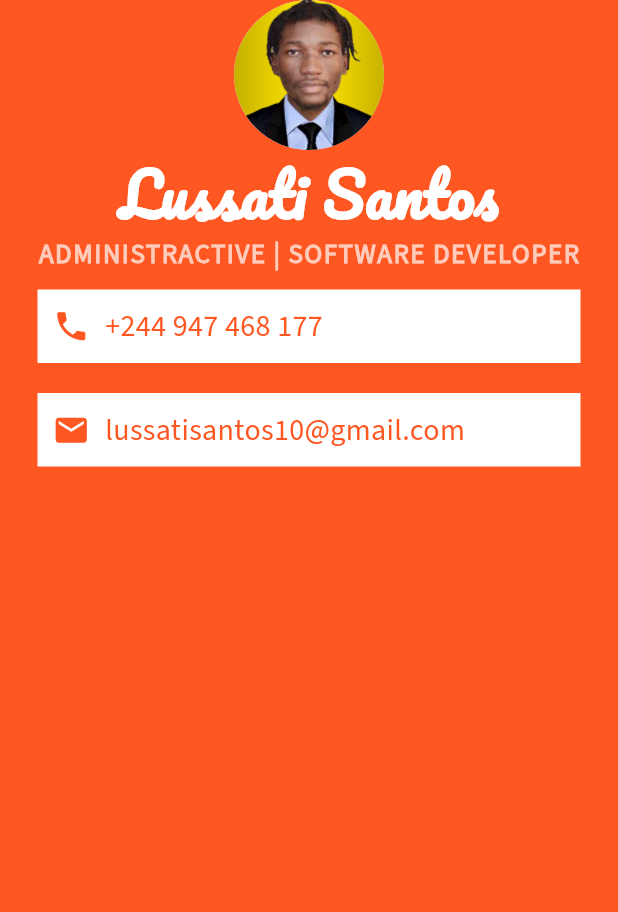
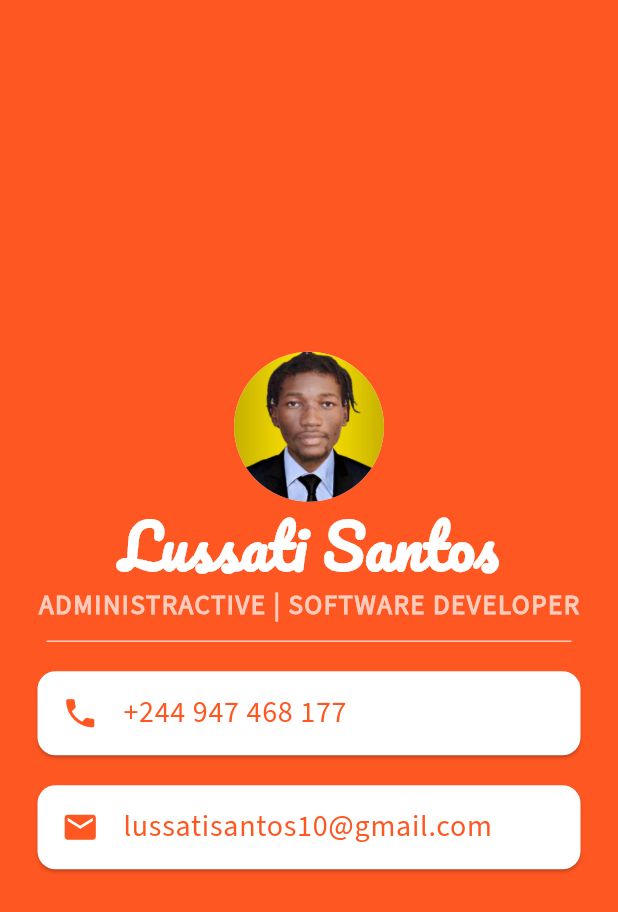
Before and after one commit to lussatisantos/my_card, a Flutter app: the screen it shows after launch, on a phone screen of 412 x 824 dp. Shown: the top 912 px of the screen. Run offline on Flutter 3.47's test engine with Material 3 defaults, Android fonts, the phone set to English and light mode, and no system bars.

```diff
--- a/lib/main.dart
+++ b/lib/main.dart
@@ -12,6 +12,7 @@ class MyApp extends StatelessWidget {
         backgroundColor: Colors.deepOrange,
         body: SafeArea(
           child: Column(
+            mainAxisAlignment: MainAxisAlignment.center,
             children: <Widget>[
               CircleAvatar(
                 backgroundImage: AssetImage('imgs/profile.png'),
@@ -36,56 +37,51 @@ class MyApp extends StatelessWidget {
                   letterSpacing: 1.0,
                 ),
               ),
-              Container(
+              SizedBox(
+                height: 20.0,
+                width: 350.0,
+                child: Divider(
+                  color: Colors.deepOrange.shade100,
+                ),
+              ),
+              Card(
                 color: Colors.white,
                 margin: EdgeInsets.symmetric(vertical: 10.0, horizontal: 25.0),
-                padding: EdgeInsets.all(10.0),
-                child: Row(
-                  children: <Widget>[
-                    Icon(
+                child: ListTile(
+                  leading: Icon(
                     Icons.phone,
                     size: 25.0,
                     color: Colors.deepOrange,
                   ),
-                    SizedBox(
-                      width: 10.0,
-                    ),
-                    Text(
+                  title: Text(
                     '+244 947 468 177',
                     style: TextStyle(
                       fontFamily: 'SourceSansPro',
                       color: Colors.deepOrange,
                       fontSize: 20.0,
                     ),
-                    )
-                  ],
                   ),
                 ),
-              Container(
+              ),
+              Card(
                 color: Colors.white,
                 margin: EdgeInsets.symmetric(vertical: 10.0, horizontal: 25.0),
-                padding: EdgeInsets.all(10.0),
-                child: Row(
-                  children: <Widget>[
-                    Icon(
+                child: ListTile(
+                  leading: Icon(
                     Icons.mail,
                     size: 25.0,
                     color: Colors.deepOrange,
                   ),
-                    SizedBox(
-                      width: 10.0,
-                    ),
-                    Text(
+                  title: Text(
                     'lussatisantos10@gmail.com',
                     style: TextStyle(
                       fontFamily: 'SourceSansPro',
                       color: Colors.deepOrange,
                       fontSize: 20.0,
                     ),
-                    )
-                  ],
                   ),
-              )
+                ),
+              ),
             ],
           ),
         ),
```
Also changed, not shown: imgs/icones/github-border.png (added), imgs/icones/github.png (added), imgs/icones/instagram-black.png (added), imgs/icones/instagram.png (added), imgs/icones/linkedin-black-main.png (added), imgs/icones/linkedin-black.png (added), imgs/icones/linkedin-light.png (added), imgs/icones/linkedin.png (added), imgs/icones/youtube-black.png (added), imgs/icones/youtube.png (added). Lines whose indentation alone changed are shown as unchanged.
